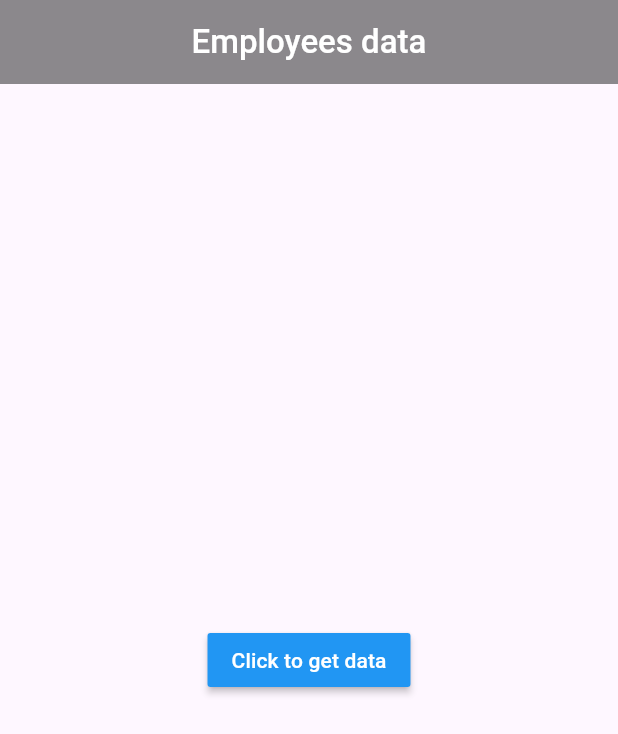
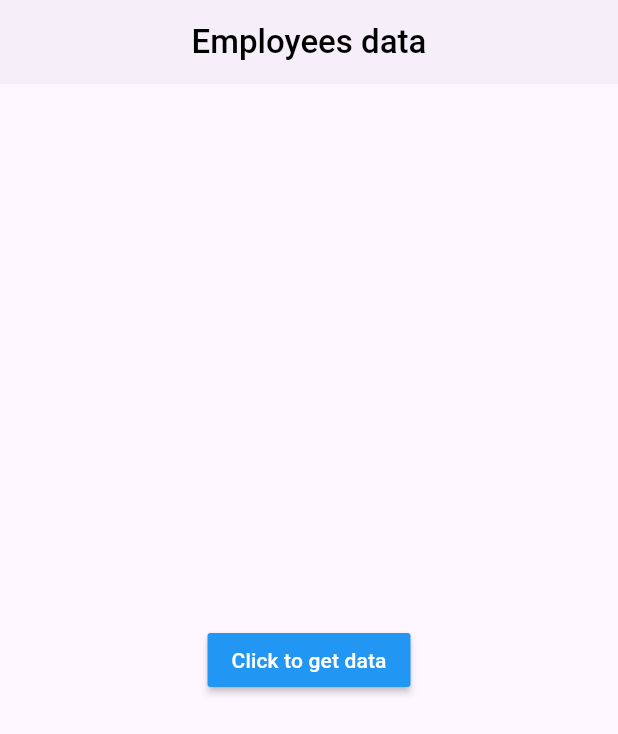
Before and after one commit to noura2tarek/Data_Handling_Tasks, a Flutter app: the screen it shows after launch, on a phone screen of 412 x 824 dp. Shown: the top 734 px of the screen. Run offline on Flutter 3.47's test engine with Material 3 defaults, Android fonts, the phone set to English and light mode, and no system bars.

Commit message:
Edit output images

```diff
--- a/lib/view/home_screen.dart
+++ b/lib/view/home_screen.dart
@@ -29,16 +29,16 @@ class _HomeScreenState extends State<HomeScreen> {
   Widget build(BuildContext context) {
     return Scaffold(
       appBar: AppBar(
+        elevation: 1.0,
         title: Text(
           AppStrings.employeeData,
-          style: TextStyle(color: Colors.white, fontWeight: FontWeight.w500),
+          style: TextStyle(color: Colors.black, fontWeight: FontWeight.w500),
         ),
         centerTitle: true,
-        backgroundColor: Colors.black45,
       ),
       body: isLoading
           ? Center(
-              child: CircularProgressIndicator(),
+              child: CircularProgressIndicator(color: Colors.blueAccent,),
             )
           : users.isEmpty
               ? Align(
--- a/lib/view/widgets/custom_list_tile.dart
+++ b/lib/view/widgets/custom_list_tile.dart
@@ -9,13 +9,14 @@ class CustomListTile extends StatelessWidget {
   @override
   Widget build(BuildContext context) {
     return ListTile(
-      focusColor: Colors.purpleAccent,
       tileColor: Colors.grey.shade200,
+      splashColor: Colors.grey.shade300,
       shape: RoundedRectangleBorder(
         borderRadius: BorderRadius.circular(5.0),
       ),
       leading: CircleAvatar(
         radius: 20.0,
+        backgroundColor: Colors.green,
         backgroundImage: NetworkImage(user.imageUrl ?? ""),
       ),
       title: Text('${user.firstName} ${user.lastName}'),
@@ -27,7 +28,7 @@ class CustomListTile extends StatelessWidget {
         '${user.salary.toString()}\$',
         style: TextStyle(
           fontSize: 15.0,
-          color: Colors.blueAccent,
+          color: Colors.green,
         ),
       ),
     );
```
Also changed, not shown: assets/images/screen_output1.png, assets/images/screen_output2.png.
